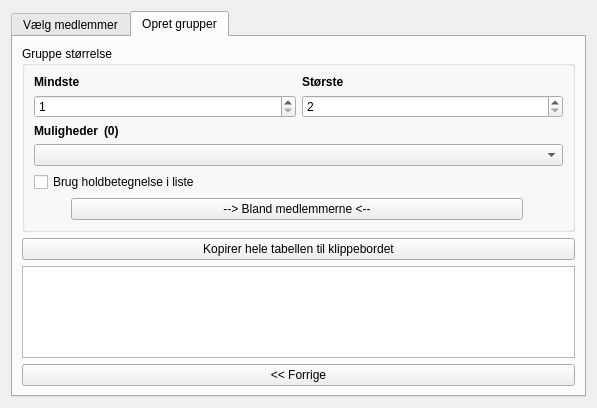
The window that tabs/groupcreator.ui (froksen/opencltoolsv2) describes before a commit, drawn with Qt 5.
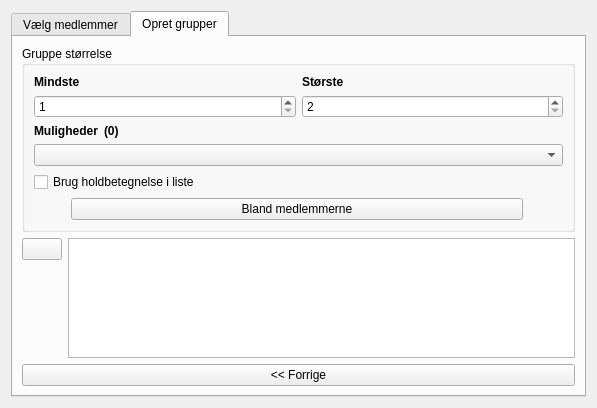
The same window after the commit. The open tabs and pages were chosen to show the change. Icons and pictures are not drawn.

What changed in the file:
```diff
--- a/tabs/groupcreator.ui
+++ b/tabs/groupcreator.ui
@@ -297,7 +297,7 @@
             <item row="0" column="1">
              <widget class="QPushButton" name="mixGroups">
               <property name="text">
-               <string>--&gt; Bland medlemmerne &lt;--</string>
+               <string>Bland medlemmerne</string>
               </property>
              </widget>
             </item>
@@ -320,13 +320,44 @@
         </widget>
        </item>
        <item>
+        <layout class="QGridLayout" name="gridLayout_5">
+         <item row="0" column="0">
         <widget class="QPushButton" name="copyToClipboard">
+           <property name="toolTip">
+            <string>Kopirer informationerne i tabellen til klippebordet. Så du kan indsætte det i f.eks. Excel.</string>
+           </property>
+           <property name="layoutDirection">
+            <enum>Qt::LeftToRight</enum>
+           </property>
          <property name="text">
-          <string>Kopirer hele tabellen til klippebordet</string>
+            <string/>
+           </property>
+           <property name="icon">
+            <iconset resource="../resource.qrc">
+             <normaloff>:/img/512px-Copy_font_awesome.png</normaloff>:/img/512px-Copy_font_awesome.png</iconset>
+           </property>
+           <property name="default">
+            <bool>false</bool>
+           </property>
+           <property name="flat">
+            <bool>false</bool>
          </property>
         </widget>
        </item>
-       <item>
+         <item row="1" column="0">
+          <spacer name="verticalSpacer">
+           <property name="orientation">
+            <enum>Qt::Vertical</enum>
+           </property>
+           <property name="sizeHint" stdset="0">
+            <size>
+             <width>20</width>
+             <height>40</height>
+            </size>
+           </property>
+          </spacer>
+         </item>
+         <item row="0" column="1" rowspan="2">
         <widget class="QTableWidget" name="groupsOverview">
          <property name="editTriggers">
           <set>QAbstractItemView::NoEditTriggers</set>
@@ -334,7 +365,12 @@
          <property name="alternatingRowColors">
           <bool>true</bool>
          </property>
-        </widget>
+           <property name="sortingEnabled">
+            <bool>true</bool>
+           </property>
+          </widget>
+         </item>
+        </layout>
        </item>
        <item>
         <widget class="QPushButton" name="gotoSelectMembersPage">
```
Left out of the diff: 15 changed lines with no effect on the pictures. Lines whose indentation alone changed are shown as unchanged.
